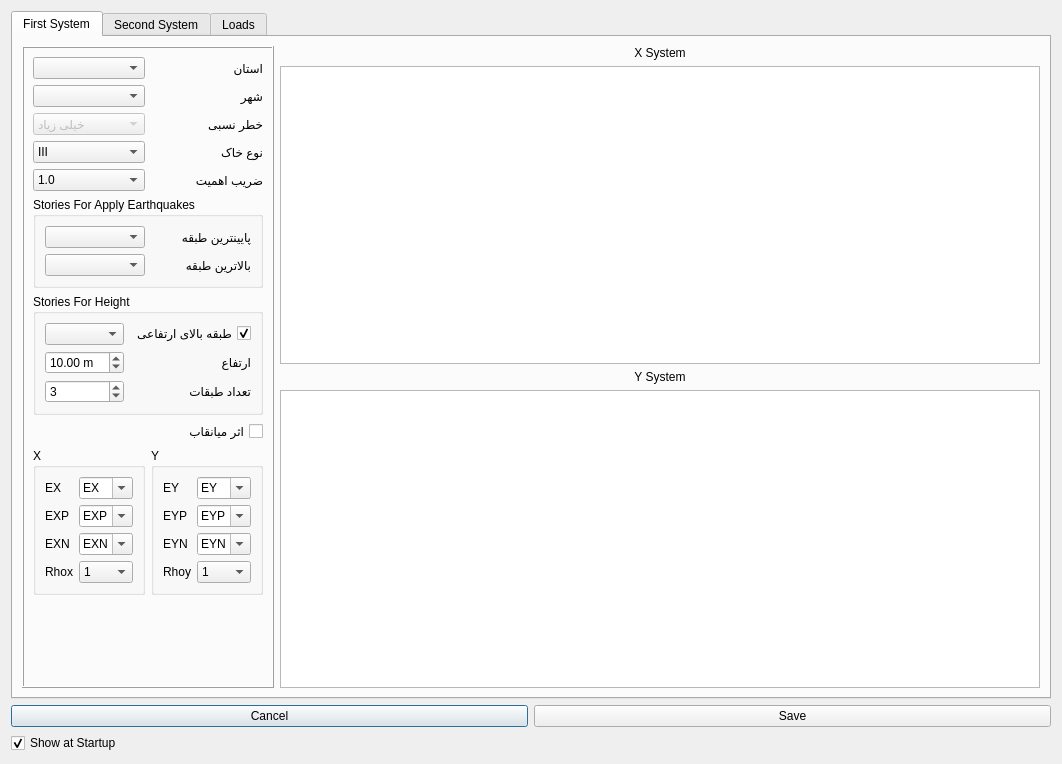
The window that widgets/civiltools_project_settings.ui (ebrahimraeyat/civilTools) describes before a commit, drawn with Qt 5.
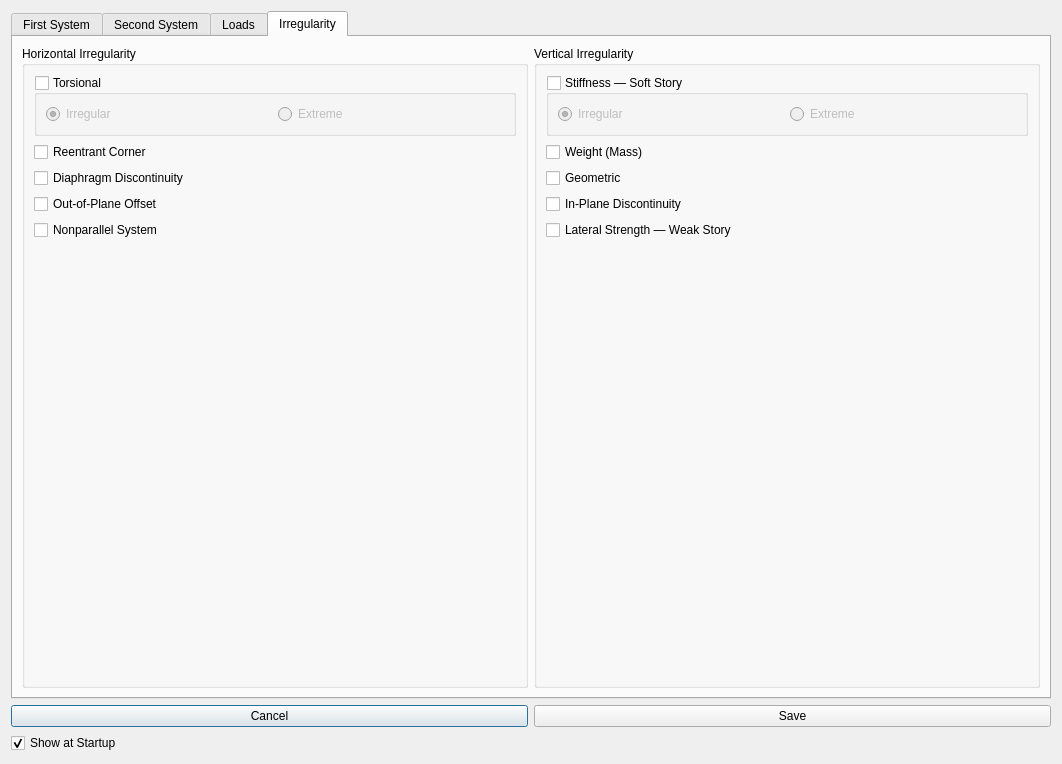
The same window after the commit. The open tabs and pages were chosen to show the change. Icons and pictures are not drawn. Custom widgets are drawn as their Qt base class.

Commit message: Add irregularity in settings

```diff
--- a/widgets/civiltools_project_settings.ui
+++ b/widgets/civiltools_project_settings.ui
@@ -1462,6 +1462,201 @@
          </item>
         </layout>
        </widget>
+       <widget class="QWidget" name="tab_4">
+        <attribute name="title">
+         <string>Irregularity</string>
+        </attribute>
+        <layout class="QHBoxLayout" name="horizontalLayout_10">
+         <item>
+          <widget class="QGroupBox" name="groupBox_8">
+           <property name="title">
+            <string>Horizontal Irregularity</string>
+           </property>
+           <layout class="QVBoxLayout" name="verticalLayout_6">
+            <item>
+             <widget class="QGroupBox" name="torsional_irregularity_groupbox">
+              <property name="title">
+               <string>Torsional</string>
+              </property>
+              <property name="checkable">
+               <bool>true</bool>
+              </property>
+              <property name="checked">
+               <bool>false</bool>
+              </property>
+              <layout class="QHBoxLayout" name="horizontalLayout_8">
+               <item>
+                <widget class="QRadioButton" name="torsion_irregular_checkbox">
+                 <property name="text">
+                  <string>Irregular</string>
+                 </property>
+                 <property name="checked">
+                  <bool>true</bool>
+                 </property>
+                </widget>
+               </item>
+               <item>
+                <widget class="QRadioButton" name="extreme_torsion_irregular_checkbox">
+                 <property name="text">
+                  <string>Extreme</string>
+                 </property>
+                </widget>
+               </item>
+              </layout>
+             </widget>
+            </item>
+            <item>
+             <widget class="QCheckBox" name="reentrance_corner_checkbox">
+              <property name="text">
+               <string>Reentrant Corner</string>
+              </property>
+              <property name="checked">
+               <bool>false</bool>
+              </property>
+             </widget>
+            </item>
+            <item>
+             <widget class="QCheckBox" name="diaphragm_discontinuity_checkbox">
+              <property name="text">
+               <string>Diaphragm Discontinuity</string>
+              </property>
+              <property name="checked">
+               <bool>false</bool>
+              </property>
+             </widget>
+            </item>
+            <item>
+             <widget class="QCheckBox" name="out_of_plane_offset_checkbox">
+              <property name="text">
+               <string>Out-of-Plane Offset</string>
+              </property>
+              <property name="checked">
+               <bool>false</bool>
+              </property>
+             </widget>
+            </item>
+            <item>
+             <widget class="QCheckBox" name="nonparallel_system_checkbox">
+              <property name="text">
+               <string>Nonparallel System</string>
+              </property>
+              <property name="checked">
+               <bool>false</bool>
+              </property>
+             </widget>
+            </item>
+            <item>
+             <spacer name="verticalSpacer_7">
+              <property name="orientation">
+               <enum>Qt::Vertical</enum>
+              </property>
+              <property name="sizeHint" stdset="0">
+               <size>
+                <width>20</width>
+                <height>40</height>
+               </size>
+              </property>
+             </spacer>
+            </item>
+           </layout>
+          </widget>
+         </item>
+         <item>
+          <widget class="QGroupBox" name="groupBox_12">
+           <property name="title">
+            <string>Vertical Irregularity</string>
+           </property>
+           <layout class="QVBoxLayout" name="verticalLayout_9">
+            <item>
+             <widget class="QGroupBox" name="stiffness_soft_story_groupbox">
+              <property name="title">
+               <string>Stiffness — Soft Story</string>
+              </property>
+              <property name="checkable">
+               <bool>true</bool>
+              </property>
+              <property name="checked">
+               <bool>false</bool>
+              </property>
+              <layout class="QHBoxLayout" name="horizontalLayout_9">
+               <item>
+                <widget class="QRadioButton" name="stiffness_irregular_checkbox">
+                 <property name="text">
+                  <string>Irregular</string>
+                 </property>
+                 <property name="checked">
+                  <bool>true</bool>
+                 </property>
+                </widget>
+               </item>
+               <item>
+                <widget class="QRadioButton" name="extreme_stiffness_irregular_checkbox">
+                 <property name="text">
+                  <string>Extreme</string>
+                 </property>
+                </widget>
+               </item>
+              </layout>
+             </widget>
+            </item>
+            <item>
+             <widget class="QCheckBox" name="weight_mass_checkbox">
+              <property name="text">
+               <string>Weight (Mass)</string>
+              </property>
+              <property name="checked">
+               <bool>false</bool>
+              </property>
+             </widget>
+            </item>
+            <item>
+             <widget class="QCheckBox" name="geometric_checkbox">
+              <property name="text">
+               <string>Geometric</string>
+              </property>
+              <property name="checked">
+               <bool>false</bool>
+              </property>
+             </widget>
+            </item>
+            <item>
+             <widget class="QCheckBox" name="in_plane_discontinuity_checkbox">
+              <property name="text">
+               <string>In-Plane Discontinuity</string>
+              </property>
+              <property name="checked">
+               <bool>false</bool>
+              </property>
+             </widget>
+            </item>
+            <item>
+             <widget class="QCheckBox" name="lateral_strength_weak_story_checkbox">
+              <property name="text">
+               <string>Lateral Strength — Weak Story</string>
+              </property>
+              <property name="checked">
+               <bool>false</bool>
+              </property>
+             </widget>
+            </item>
+            <item>
+             <spacer name="verticalSpacer_8">
+              <property name="orientation">
+               <enum>Qt::Vertical</enum>
+              </property>
+              <property name="sizeHint" stdset="0">
+               <size>
+                <width>20</width>
+                <height>40</height>
+               </size>
+              </property>
+             </spacer>
+            </item>
+           </layout>
+          </widget>
+         </item>
+        </layout>
+       </widget>
       </widget>
      </item>
     </layout>
```
The commit also changes 4 other files.
